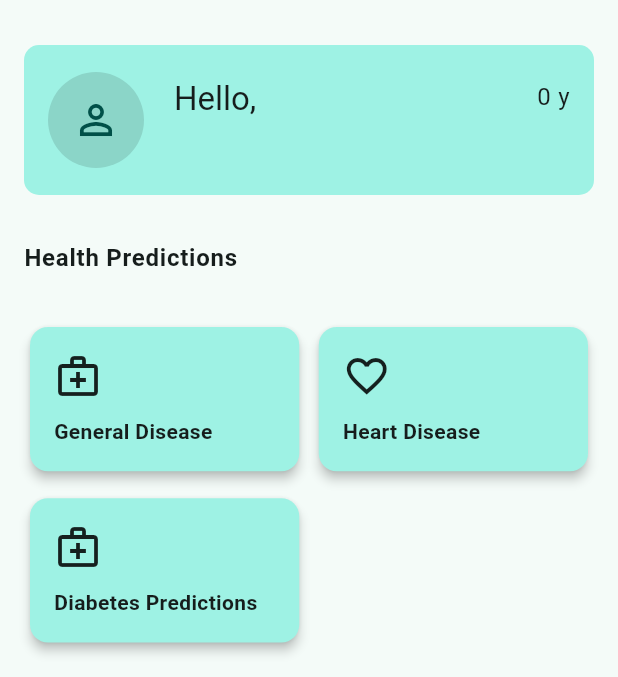
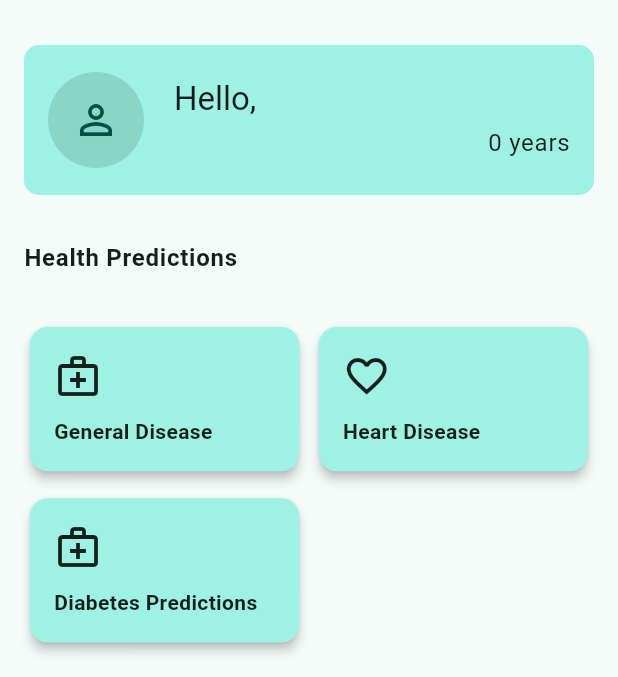
Before and after one commit to tahawaheed9/wellness_wise, a Flutter app: the HomeScreen screen opened directly, on a phone screen of 412 x 824 dp, the part 63-740 px from its top. Run offline on Flutter 3.47's test engine with Material 3 defaults, Android fonts, the phone set to English and light mode, and no system bars; our stand-ins replace bloc, cloud_firestore, dropdown_search, equatable, firebase_auth, firebase_core and 4 more; missing offline and left inert: health; accounts and stored records are empty.

Commit message:
Minor visual changes

```diff
--- a/lib/presentation/screens/home/components/user_information/get_age.dart
+++ b/lib/presentation/screens/home/components/user_information/get_age.dart
@@ -45,7 +45,7 @@ class _GetAgeState extends State<GetAge> {
           final formattedAge = years.toString();
 
           return Text(
-            '$formattedAge y',
+            '$formattedAge years',
             style: Theme.of(context).textTheme.bodyLarge,
           );
         } else {
--- a/lib/presentation/screens/home/components/user_information/user_information_card.dart
+++ b/lib/presentation/screens/home/components/user_information/user_information_card.dart
@@ -52,8 +52,8 @@ class UserInformationCard extends StatelessWidget {
             mainAxisAlignment: MainAxisAlignment.spaceEvenly,
             crossAxisAlignment: CrossAxisAlignment.start,
             children: <Widget>[
+              GetGender(),
               GetAge(),
-              GetGender(),
             ],
           ),
         ],
```
